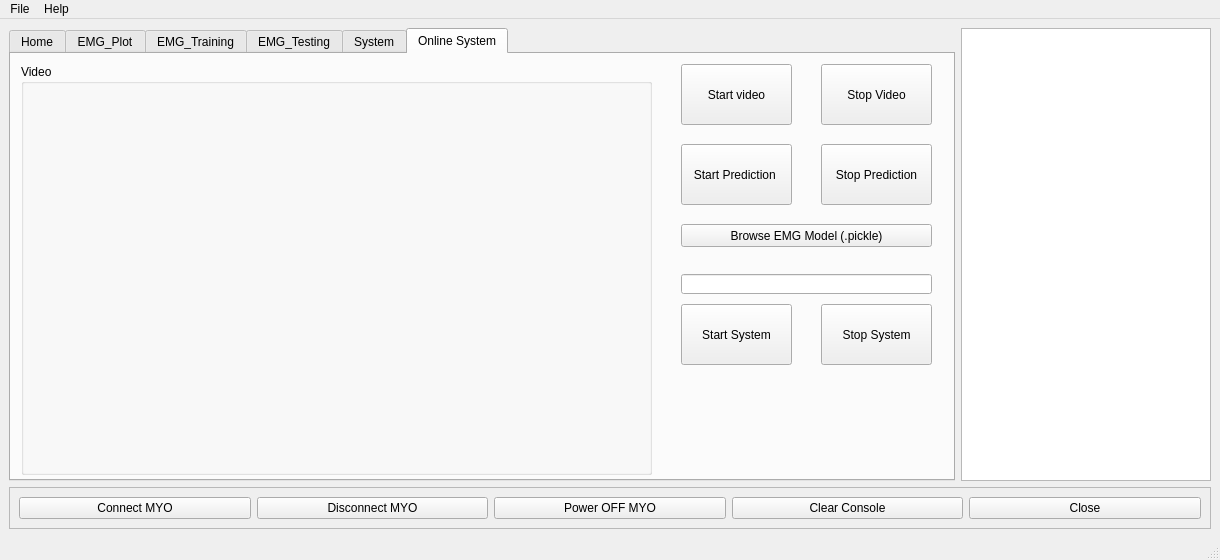
hananabilabd/EMG-Computer-Vision-Classification-using-MYO-ArmBand-Camera-Raspberry-Pi, file GP.ui: the form before one commit.
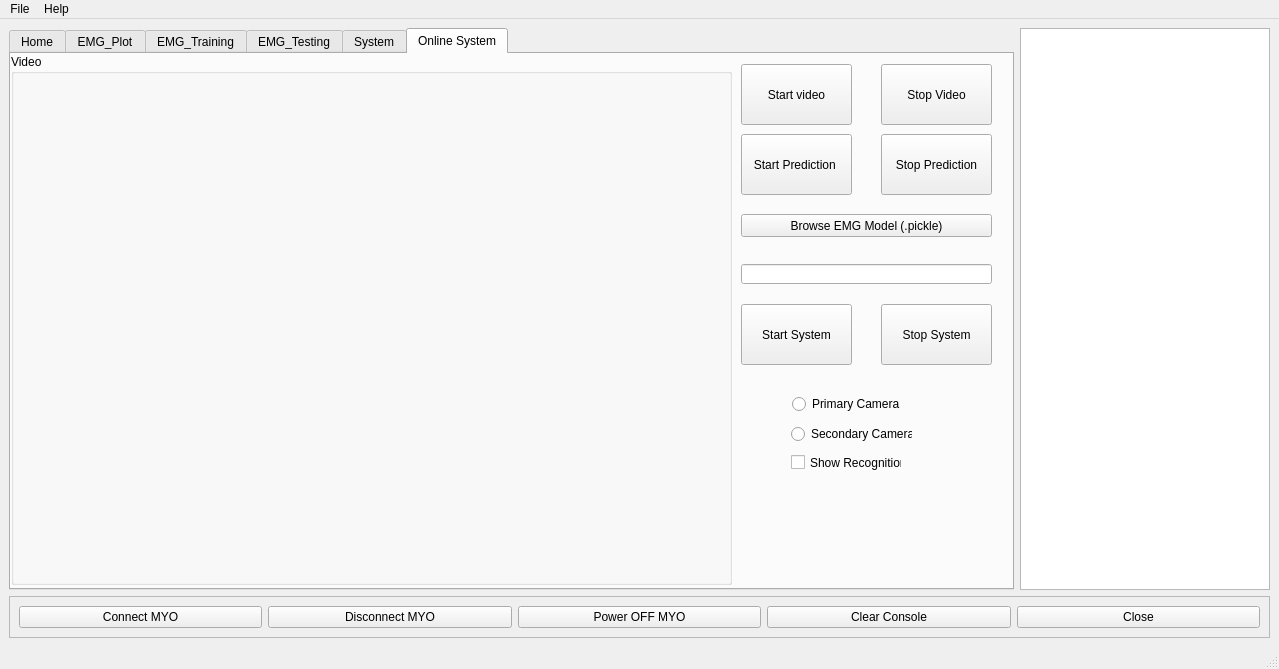
The form after the commit. The open tabs and pages were chosen to show the change. Icons and pictures are not drawn. Custom widgets are drawn as their Qt base class.

Diff of the .ui file:
```diff
--- a/GP.ui
+++ b/GP.ui
@@ -6,8 +6,8 @@
    <rect>
     <x>0</x>
     <y>0</y>
-    <width>1220</width>
-    <height>560</height>
+    <width>1279</width>
+    <height>669</height>
    </rect>
   </property>
   <property name="windowTitle">
@@ -675,7 +675,7 @@
            <widget class="QPushButton" name="startButton">
             <property name="geometry">
              <rect>
-              <x>670</x>
+              <x>730</x>
               <y>10</y>
               <width>111</width>
               <height>61</height>
@@ -688,10 +688,10 @@
            <widget class="QGroupBox" name="groupBox">
             <property name="geometry">
              <rect>
-              <x>10</x>
-              <y>10</y>
-              <width>631</width>
-              <height>411</height>
+              <x>0</x>
+              <y>0</y>
+              <width>721</width>
+              <height>531</height>
              </rect>
             </property>
             <property name="sizePolicy">
@@ -708,8 +708,8 @@
               <rect>
                <x>10</x>
                <y>20</y>
-               <width>611</width>
-               <height>381</height>
+               <width>701</width>
+               <height>501</height>
               </rect>
              </property>
             </widget>
@@ -717,7 +717,7 @@
            <widget class="QPushButton" name="pushButton_26">
             <property name="geometry">
              <rect>
-              <x>810</x>
+              <x>870</x>
               <y>10</y>
               <width>111</width>
               <height>61</height>
@@ -730,8 +730,8 @@
            <widget class="QPushButton" name="pushButton_27">
             <property name="geometry">
              <rect>
-              <x>670</x>
-              <y>90</y>
+              <x>730</x>
+              <y>80</y>
               <width>111</width>
               <height>61</height>
              </rect>
@@ -743,8 +743,8 @@
            <widget class="QPushButton" name="pushButton_28">
             <property name="geometry">
              <rect>
-              <x>810</x>
-              <y>90</y>
+              <x>870</x>
+              <y>80</y>
               <width>111</width>
               <height>61</height>
              </rect>
@@ -756,8 +756,8 @@
            <widget class="QPushButton" name="pushButton_29">
             <property name="geometry">
              <rect>
-              <x>670</x>
-              <y>170</y>
+              <x>730</x>
+              <y>160</y>
               <width>251</width>
               <height>23</height>
              </rect>
@@ -769,8 +769,8 @@
            <widget class="QLineEdit" name="lineEdit_11">
             <property name="geometry">
              <rect>
-              <x>670</x>
-              <y>220</y>
+              <x>730</x>
+              <y>210</y>
               <width>251</width>
               <height>20</height>
              </rect>
@@ -779,7 +779,7 @@
            <widget class="QPushButton" name="pushButton_30">
             <property name="geometry">
              <rect>
-              <x>670</x>
+              <x>730</x>
               <y>250</y>
               <width>111</width>
               <height>61</height>
@@ -792,7 +792,7 @@
            <widget class="QPushButton" name="pushButton_31">
             <property name="geometry">
              <rect>
-              <x>810</x>
+              <x>870</x>
               <y>250</y>
               <width>111</width>
               <height>61</height>
@@ -802,6 +802,45 @@
              <string>Stop System</string>
             </property>
            </widget>
+           <widget class="QRadioButton" name="radioButton">
+            <property name="geometry">
+             <rect>
+              <x>781</x>
+              <y>340</y>
+              <width>111</width>
+              <height>20</height>
+             </rect>
+            </property>
+            <property name="text">
+             <string>Primary Camera</string>
+            </property>
+           </widget>
+           <widget class="QRadioButton" name="radioButton_2">
+            <property name="geometry">
+             <rect>
+              <x>780</x>
+              <y>370</y>
+              <width>121</width>
+              <height>20</height>
+             </rect>
+            </property>
+            <property name="text">
+             <string>Secondary Camera</string>
+            </property>
+           </widget>
+           <widget class="QCheckBox" name="checkBox">
+            <property name="geometry">
+             <rect>
+              <x>780</x>
+              <y>400</y>
+              <width>111</width>
+              <height>17</height>
+             </rect>
+            </property>
+            <property name="text">
+             <string>Show Recognition</string>
+            </property>
+           </widget>
           </widget>
          </widget>
         </item>
@@ -873,7 +912,7 @@
     <rect>
      <x>0</x>
      <y>0</y>
-     <width>1220</width>
+     <width>1279</width>
      <height>21</height>
     </rect>
    </property>
```
